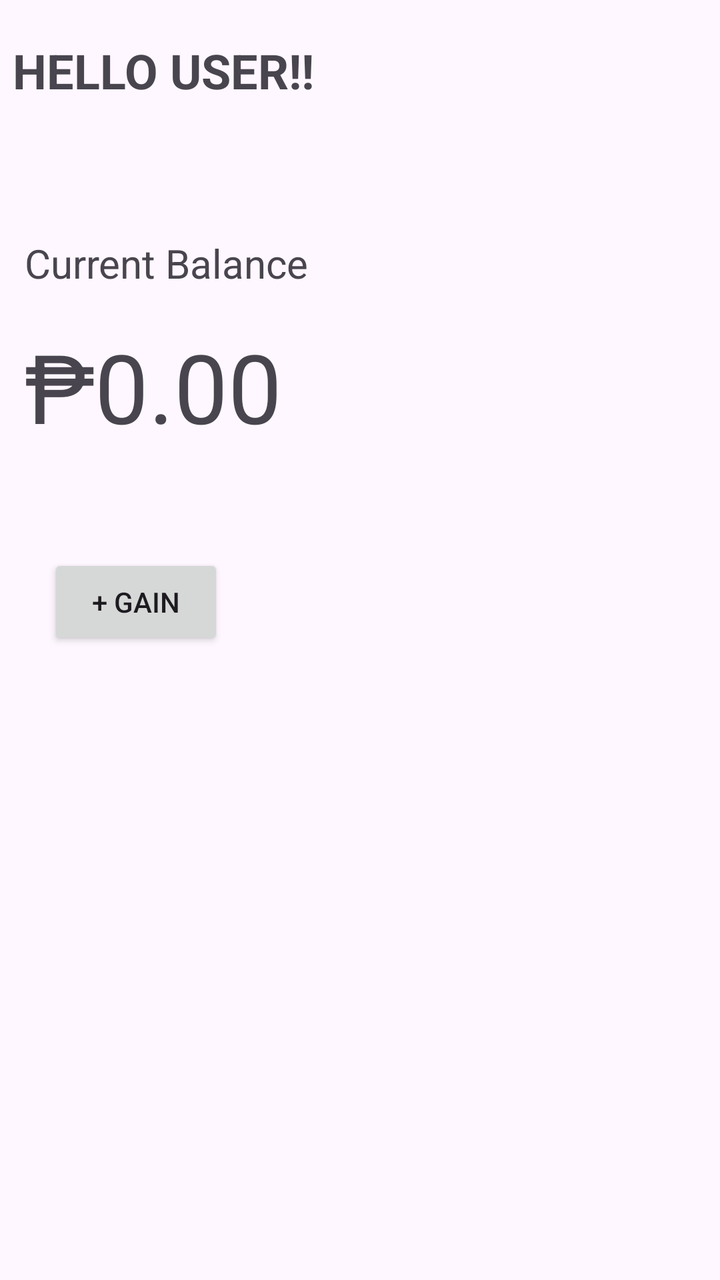
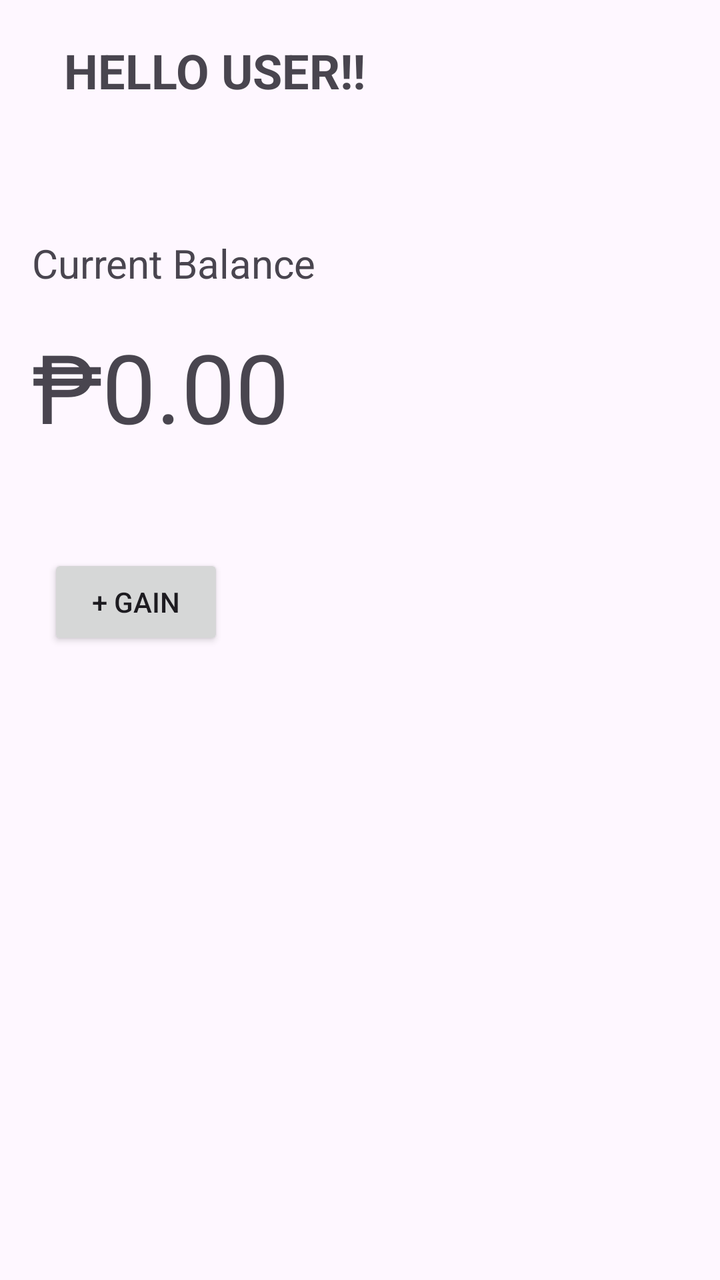

An Android layout rendered at two revisions. The XML below is the earlier revision; the diff shows what the commit changed to produce the second picture.
<!-- AndroidManifest.xml: application theme Theme.MoneyMemoryAi -->
<!-- res/layout/activity_home.xml -->
<?xml version="1.0" encoding="utf-8"?>
<androidx.constraintlayout.widget.ConstraintLayout xmlns:android="http://schemas.android.com/apk/res/android"
    xmlns:app="http://schemas.android.com/apk/res-auto"
    xmlns:tools="http://schemas.android.com/tools"
    android:id="@+id/main"
    android:layout_width="match_parent"
    android:layout_height="match_parent"
    tools:context=".HomeActivity">

    <androidx.constraintlayout.widget.ConstraintLayout
        android:id="@+id/headerLayout"
        android:layout_width="412dp"
        android:layout_height="70dp"
        app:layout_constraintEnd_toEndOf="parent"
        app:layout_constraintStart_toStartOf="parent"
        app:layout_constraintTop_toTopOf="parent">

        <TextView
            android:id="@+id/tvGreeting"
            android:layout_width="wrap_content"
            android:layout_height="wrap_content"
            android:layout_marginStart="32dp"
            android:text="HELLO USER!!"
            android:textSize="24sp"
            android:textStyle="bold"
            app:layout_constraintBottom_toBottomOf="parent"
            app:layout_constraintStart_toStartOf="parent"
            app:layout_constraintTop_toTopOf="parent" />
    </androidx.constraintlayout.widget.ConstraintLayout>

    <androidx.constraintlayout.widget.ConstraintLayout
        android:id="@+id/constraintLayout"
        android:layout_width="368dp"
        android:layout_height="151dp"
        android:layout_marginTop="32dp"
        app:layout_constraintEnd_toEndOf="parent"
        app:layout_constraintHorizontal_bias="0.511"
        app:layout_constraintStart_toStartOf="parent"
        app:layout_constraintTop_toBottomOf="@+id/headerLayout">

        <TextView
            android:id="@+id/tvCurrentBalance"
            android:layout_width="wrap_content"
            android:layout_height="wrap_content"
            android:layout_marginStart="16dp"
            android:layout_marginTop="16dp"
            android:text="Current Balance"
            android:textSize="20sp"
            app:layout_constraintStart_toStartOf="parent"
            app:layout_constraintTop_toTopOf="parent" />

        <TextView
            android:id="@+id/tvBalance"
            android:layout_width="wrap_content"
            android:layout_height="wrap_content"
            android:layout_marginStart="16dp"
            android:layout_marginTop="16dp"
            android:text="₱0.00"
            android:textSize="48sp"
            app:layout_constraintStart_toStartOf="parent"
            app:layout_constraintTop_toBottomOf="@+id/tvCurrentBalance" />

    </androidx.constraintlayout.widget.ConstraintLayout>

    <Button
        android:id="@+id/btnGain"
        android:layout_width="wrap_content"
        android:layout_height="wrap_content"
        android:layout_marginStart="24dp"
        android:layout_marginTop="24dp"
        android:text="+ Gain"
        app:layout_constraintStart_toStartOf="parent"
        app:layout_constraintTop_toBottomOf="@+id/constraintLayout" />

</androidx.constraintlayout.widget.ConstraintLayout>
<!-- resources referenced by this layout -->
<resources>
  <style name="Theme.MoneyMemoryAi" parent="Base.Theme.MoneyMemoryAi" />
  <style name="Base.Theme.MoneyMemoryAi" parent="Theme.Material3.DayNight.NoActionBar">
          
          
      </style>
</resources>

<!-- the commit's change to res/layout/activity_home.xml (unified diff, before → after) -->
@@ -9,7 +9,7 @@
 
     <androidx.constraintlayout.widget.ConstraintLayout
         android:id="@+id/headerLayout"
-        android:layout_width="412dp"
+        android:layout_width="match_parent"
         android:layout_height="70dp"
         app:layout_constraintEnd_toEndOf="parent"
         app:layout_constraintStart_toStartOf="parent"
@@ -30,7 +30,7 @@
 
     <androidx.constraintlayout.widget.ConstraintLayout
         android:id="@+id/constraintLayout"
-        android:layout_width="368dp"
+        android:layout_width="match_parent"
         android:layout_height="151dp"
         android:layout_marginTop="32dp"
         app:layout_constraintEnd_toEndOf="parent"
